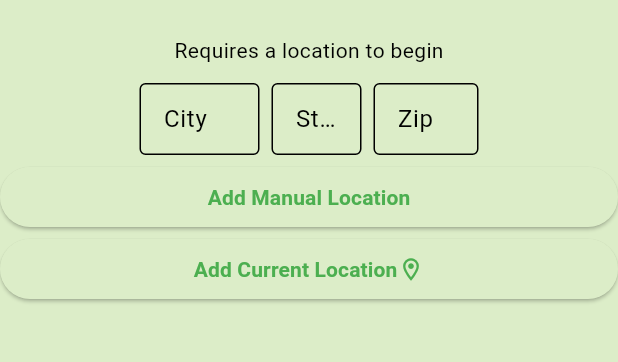
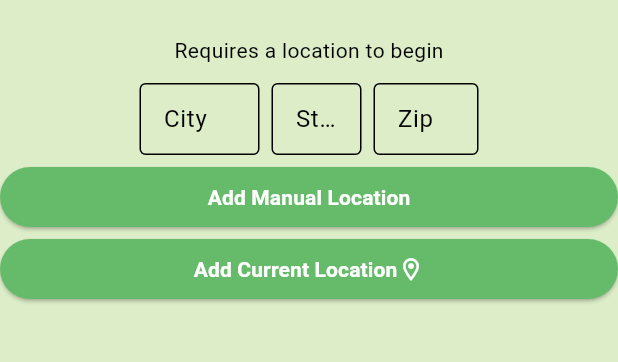
Before and after one commit to theusaf/osu-cs492-weather-app, a Flutter app: the screen it shows after launch, after a tap on "Add Manual Location", on a phone screen of 412 x 824 dp, the part 61-423 px from its top. Run offline on Flutter 3.47's test engine with Material 3 defaults, Android fonts, the phone set to English and light mode, and no system bars; our stand-ins replace geocoding, geolocator, google_fonts, shared_preferences, sqflite; accounts and stored records are empty; Roboto replaces fonts that are missing (Convergence).

Commit message:
feat: update button colors

```diff
--- a/lib/components/location/location.dart
+++ b/lib/components/location/location.dart
@@ -1,6 +1,5 @@
-import 'package:flutter/cupertino.dart';
+import 'package:cs492_weather_app/widgets/theme_builder.dart';
 import 'package:flutter/material.dart';
-import 'package:flutter/widgets.dart';
 import '../../models/user_location.dart';
 import '../../models/location_database.dart';
 
@@ -10,11 +9,12 @@ class Location extends StatefulWidget {
   final Function getLocation;
   final Function? closeEndDrawer;
 
-  const Location(
-      {super.key,
+  const Location({
+    super.key,
     required this.setLocation,
     required this.getLocation,
-      this.closeEndDrawer});
+    this.closeEndDrawer,
+  });
 
   @override
   State<Location> createState() => _LocationState();
@@ -188,7 +188,8 @@ class _LocationState extends State<Location> {
         ],
       );
 
-  Column userInput() {
+  Widget userInput() {
+    return ThemeBuilder(builder: (context, colorScheme, textTheme) {
       return Column(
         children: [
           Row(
@@ -204,6 +205,10 @@ class _LocationState extends State<Location> {
           ),
           ElevatedButton(
             onPressed: addLocationButtonPressed,
+            style: ElevatedButton.styleFrom(
+              backgroundColor: colorScheme.secondary,
+              foregroundColor: colorScheme.onSecondary,
+            ),
             child: Row(
               mainAxisAlignment: MainAxisAlignment.center,
               children: [
@@ -216,7 +221,7 @@ class _LocationState extends State<Location> {
                       SizedBox(
                           width: 10,
                           height: 10,
-                        child: CircularProgressIndicator()),
+                          child: CircularProgressIndicator(color: Colors.blue)),
                     ],
                   )
               ],
@@ -224,6 +229,10 @@ class _LocationState extends State<Location> {
           ),
           ElevatedButton(
             onPressed: addLocationGPSButtonPressed,
+            style: ElevatedButton.styleFrom(
+              backgroundColor: colorScheme.secondary,
+              foregroundColor: colorScheme.onSecondary,
+            ),
             child: Row(
               mainAxisAlignment: MainAxisAlignment.center,
               children: [
@@ -231,12 +240,15 @@ class _LocationState extends State<Location> {
                 const Icon(Icons.location_on_outlined),
                 if (isLoading == 2)
                   const SizedBox(
-                    width: 10, height: 10, child: CircularProgressIndicator())
+                      width: 10,
+                      height: 10,
+                      child: CircularProgressIndicator(color: Colors.blue))
               ],
             ),
           ),
         ],
       );
+    });
   }
 }
 
--- a/lib/main.dart
+++ b/lib/main.dart
@@ -1,6 +1,7 @@
 import 'dart:convert';
 
 import 'package:cs492_weather_app/theme.dart';
+import 'package:cs492_weather_app/widgets/theme_builder.dart';
 import 'components/location/location.dart';
 import 'package:flutter/material.dart';
 import 'models/user_location.dart';
@@ -182,9 +183,10 @@ class _MyHomePageState extends State<MyHomePage> {
     );
   }
 
-  SafeArea settingsDrawer() {
+  Widget settingsDrawer() {
     return SafeArea(
-      child: Column(
+      child: ThemeBuilder(builder: (context, colorScheme, textTheme) {
+        return Column(
           children: [
             SettingsHeaderText(context: context, text: "Settings:"),
             modeToggle(),
@@ -197,9 +199,15 @@ class _MyHomePageState extends State<MyHomePage> {
                   closeEndDrawer: _closeEndDrawer),
             ),
             ElevatedButton(
-              onPressed: _closeEndDrawer, child: const Text("Close Settings"))
+                style: ElevatedButton.styleFrom(
+                  backgroundColor: colorScheme.secondary,
+                  foregroundColor: colorScheme.onSecondary,
+                ),
+                onPressed: _closeEndDrawer,
+                child: const Text("Close Settings"))
           ],
-      ),
+        );
+      }),
     );
   }
 }
--- a/lib/theme.dart
+++ b/lib/theme.dart
@@ -65,7 +65,7 @@ final lightTheme = ThemeData.from(
   textTheme: GoogleFonts.convergenceTextTheme(_textThemeBase),
   colorScheme: ColorScheme.light(
     primary: Colors.green,
-    secondary: Colors.greenAccent,
+    secondary: Colors.green.shade400,
     onPrimary: Colors.white,
     onSecondary: Colors.white,
     surface: Colors.lightGreen.shade100,
@@ -81,7 +81,7 @@ final darkTheme = ThemeData.from(
   textTheme: GoogleFonts.convergenceTextTheme(_textThemeBase),
   colorScheme: ColorScheme.dark(
     primary: Colors.green,
-    secondary: Colors.greenAccent,
+    secondary: Colors.green.shade600,
     onPrimary: Colors.white,
     onSecondary: Colors.white,
     surface: Colors.green.shade700,
--- /dev/null
+++ b/lib/widgets/theme_builder.dart
@@ -0,0 +1,17 @@
+import 'package:flutter/material.dart';
+
+class ThemeBuilder extends StatelessWidget {
+  const ThemeBuilder({super.key, required this.builder});
+
+  final Widget Function(
+    BuildContext context,
+    ColorScheme colorScheme,
+    TextTheme textTheme,
+  ) builder;
+
+  @override
+  Widget build(BuildContext context) {
+    final theme = Theme.of(context);
+    return builder(context, theme.colorScheme, theme.textTheme);
+  }
+}
```
Lines whose indentation alone changed are shown as unchanged.
